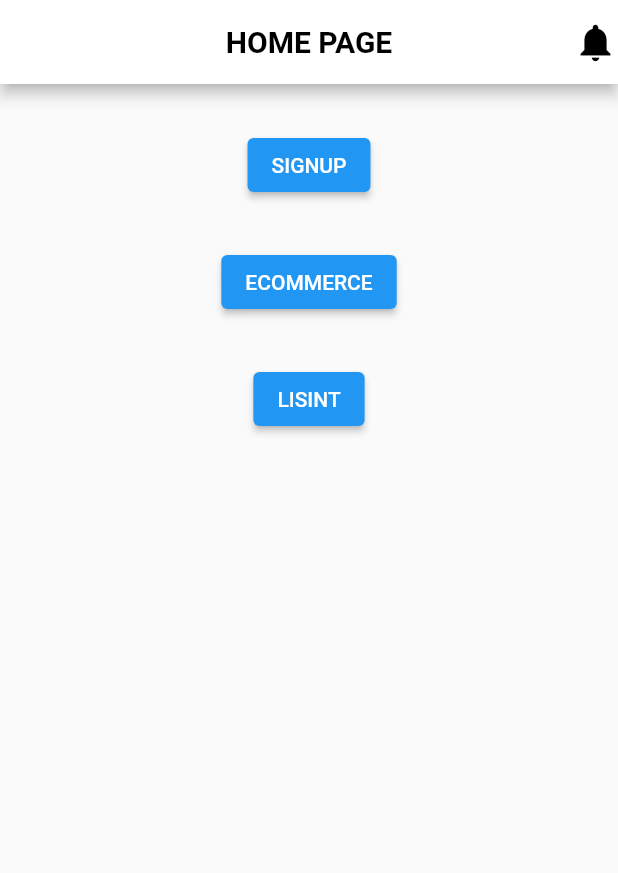
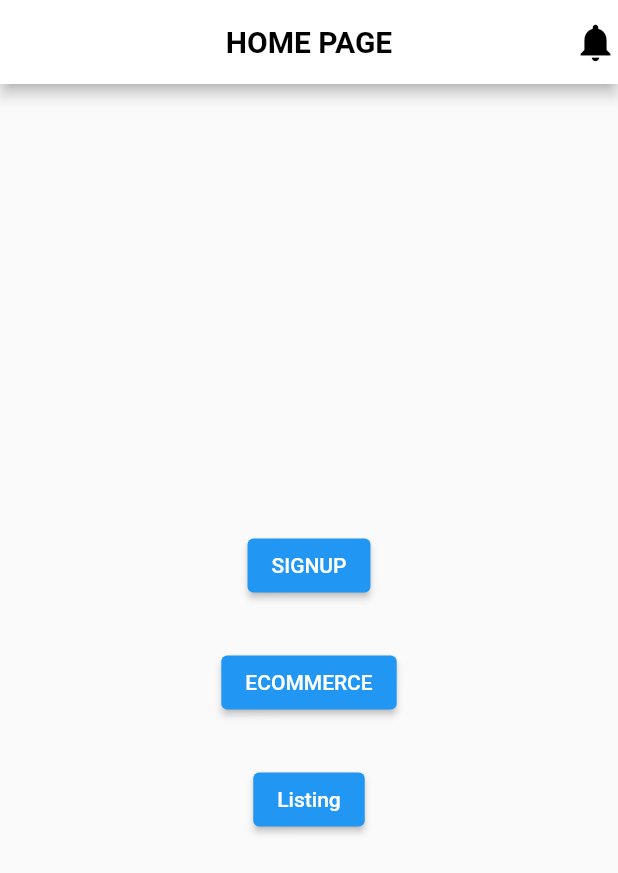
Before and after one commit to mobi781/main, a Flutter app: the screen it shows after launch, on a phone screen of 412 x 824 dp. Shown: the top 873 px of the screen. Run offline on Flutter 3.47's test engine with Material 2 defaults, Android fonts, the phone set to English and light mode, and no system bars.

Commit message:
little advancement

```diff
--- a/lib/main.dart
+++ b/lib/main.dart
@@ -1,4 +1,5 @@
 import 'package:flutter/material.dart';
+import 'package:flutter_application_2/screens/Electronics.dart';
 import 'package:flutter_application_2/screens/elist.dart';
 import 'screens/signup.dart';
 
@@ -43,6 +44,7 @@ class Home extends StatelessWidget {
         body: Container(
           child: Center(
             child: Column(
+              mainAxisAlignment: MainAxisAlignment.center,
               children: [
                 SizedBox(height: 30),
                 ElevatedButton(
@@ -58,7 +60,7 @@ class Home extends StatelessWidget {
                   // style: style,
                   onPressed: () {
                     Navigator.push(context,
-                        MaterialPageRoute(builder: (context) => SignUp()));
+                        MaterialPageRoute(builder: (context) => Electronics()));
                   },
                   child: const Text('ECOMMERCE'),
                 ),
@@ -69,7 +71,7 @@ class Home extends StatelessWidget {
                     Navigator.push(context,
                         MaterialPageRoute(builder: (context) => ListViews()));
                   },
-                  child: const Text('LISINT'),
+                  child: const Text('Listing'),
                 ),
               ],
             ),
```
Also changed, not shown: lib/screens/elist.dart (+7 -7 lines), lib/screens/nav.dart (deleted, +0 -21 lines), lib/screens/signup.dart (+9 -6 lines), images/a1.jpg (deleted), images/a2.jpg (deleted), images/a3.jpg (deleted), images/a4.jpg (deleted), images/a5.jpg (deleted), images/a6.jpg (deleted).
